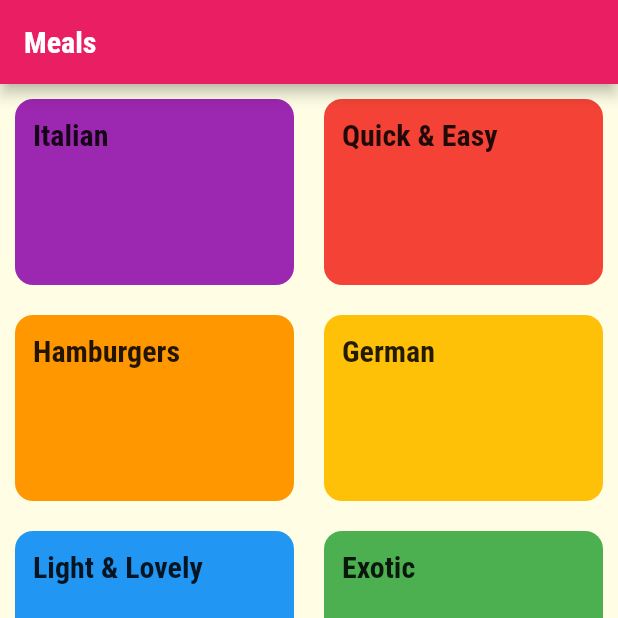
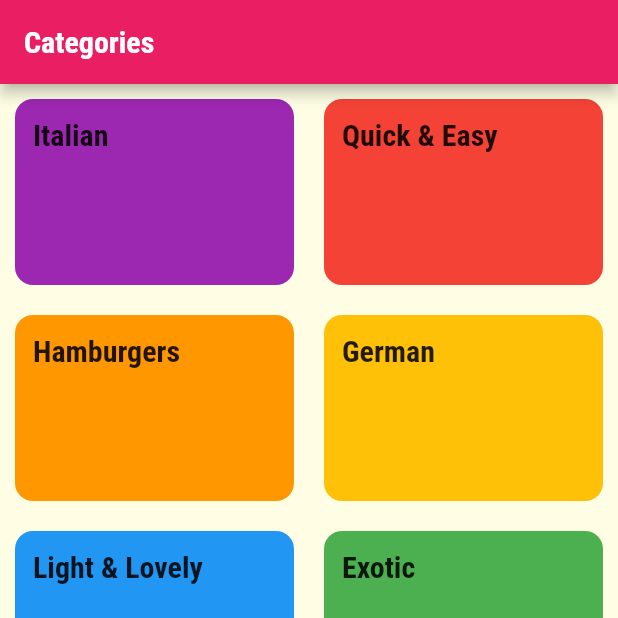
Before and after one commit to LailaNabil/Flutter-Meals-App, a Flutter app: the screen it shows after launch, on a phone screen of 412 x 824 dp, the top half of it. Run offline on Flutter 3.47's test engine with Material 2 defaults, Android fonts, the phone set to English and light mode, and no system bars.

Commit message:
bottom tabBar using BottomNavigationBar

```diff
--- a/lib/screens/tabs_screen.dart
+++ b/lib/screens/tabs_screen.dart
@@ -8,25 +8,25 @@
 }
 
 class _TabsScreenState extends State<TabsScreen> {
-
-  final List <Widget> _pages = [CategoriesScreen(), FavoritesScreen()];
-
+  final List<Map<String, Object>> _pages = [
+    {'page': CategoriesScreen(), 'title': 'Categories'},
+    {'page': FavoritesScreen(), 'title': 'Favorites'}
+  ];
   int _selectedPageIndex = 0;
 
-  void _selectPage(int index){
+  void _selectPage(int index) {
     setState(() {
       _selectedPageIndex = index;
     });
-
   }
 
   @override
   Widget build(BuildContext context) {
     return Scaffold(
       appBar: AppBar(
-        title: Text('Meals'),
+        title: Text(_pages[_selectedPageIndex]['title']),
       ),
-      body: _pages[_selectedPageIndex],
+      body: _pages[_selectedPageIndex]['page'],
       bottomNavigationBar: BottomNavigationBar(
         onTap: _selectPage,
         backgroundColor: Theme.of(context).primaryColor,
@@ -36,11 +36,13 @@
         // type: BottomNavigationBarType.shifting,
         items: [
           BottomNavigationBarItem(
-            // backgroundColor: Theme.of(context).primaryColor,
-              icon: Icon(Icons.category), label: 'Categories'),
+              // backgroundColor: Theme.of(context).primaryColor,
+              icon: Icon(Icons.category),
+              label: 'Categories'),
           BottomNavigationBarItem(
               // backgroundColor: Theme.of(context).primaryColor,
-              icon: Icon(Icons.star), label: 'Favorites'),
+              icon: Icon(Icons.star),
+              label: 'Favorites'),
         ],
       ),
     );
```
